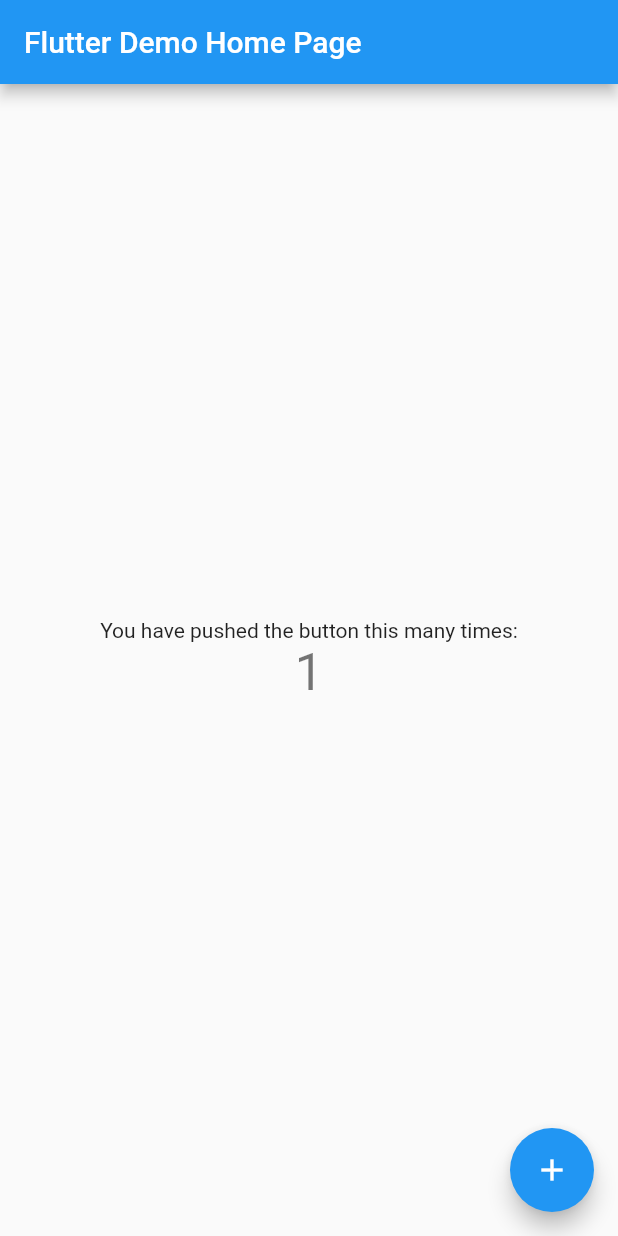
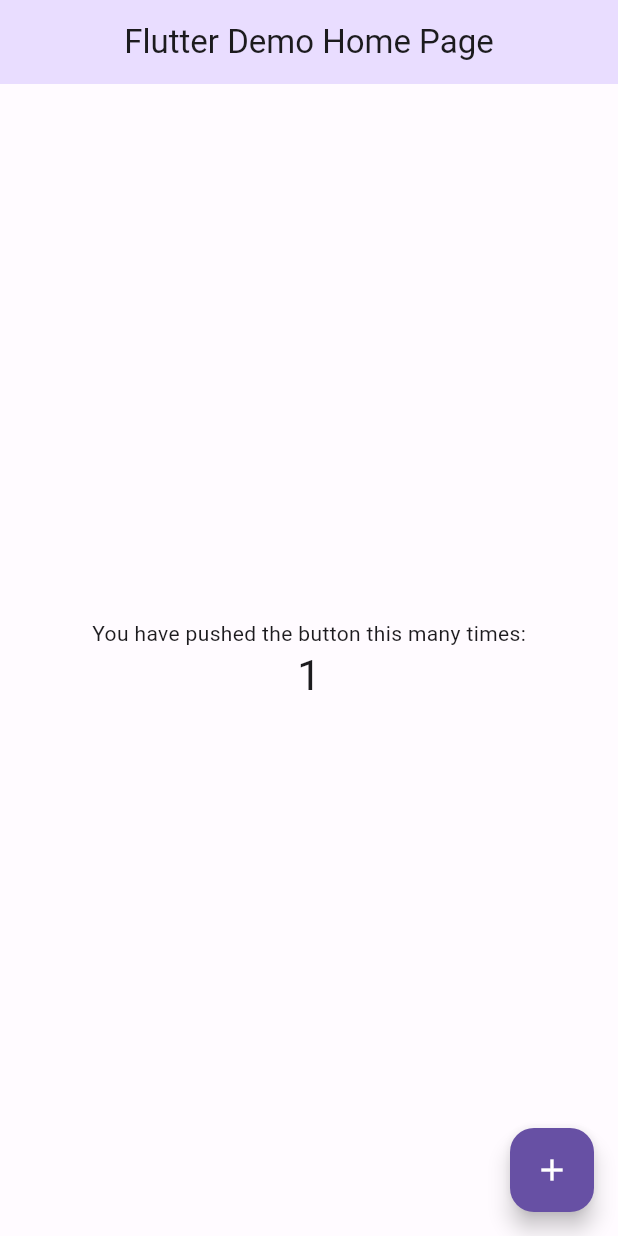
Before and after one commit to renansteles/listinha_flutterando, a Flutter app: the screen it shows after launch, after a tap on the "add" icon, on a phone screen of 412 x 824 dp. Run offline on Flutter 3.47's test engine with Material 2 defaults, Android fonts, the phone set to English and light mode, and no system bars.

Commit message:
fim aula 03

```diff
--- a/lib/main.dart
+++ b/lib/main.dart
@@ -1,45 +1,14 @@
 import 'package:flutter/material.dart';
-
+import 'package:listinha/src/app_widget.dart';
+import 'package:listinha/src/shared/themes/themes.dart';
+import 'src/shared/themes/color_schemes.g.dart';
 void main() {
-  runApp(const MyApp());
+  runApp(const AppWidget());
 }
 
-class MyApp extends StatelessWidget {
-  const MyApp({super.key});
-
-  // This widget is the root of your application.
-  @override
-  Widget build(BuildContext context) {
-    return MaterialApp(
-      title: 'Flutter Demo',
-      theme: ThemeData(
-        // This is the theme of your application.
-        //
-        // Try running your application with "flutter run". You'll see the
-        // application has a blue toolbar. Then, without quitting the app, try
-        // changing the primarySwatch below to Colors.green and then invoke
-        // "hot reload" (press "r" in the console where you ran "flutter run",
-        // or simply save your changes to "hot reload" in a Flutter IDE).
-        // Notice that the counter didn't reset back to zero; the application
-        // is not restarted.
-        primarySwatch: Colors.blue,
-      ),
-      home: const MyHomePage(title: 'Flutter Demo Home Page'),
-    );
-  }
-}
 
 class MyHomePage extends StatefulWidget {
   const MyHomePage({super.key, required this.title});
-
-  // This widget is the home page of your application. It is stateful, meaning
-  // that it has a State object (defined below) that contains fields that affect
-  // how it looks.
-
-  // This class is the configuration for the state. It holds the values (in this
-  // case the title) provided by the parent (in this case the App widget) and
-  // used by the build method of the State. Fields in a Widget subclass are
-  // always marked "final".
 
   final String title;
 
--- /dev/null
+++ b/lib/src/app_widget.dart
@@ -0,0 +1,22 @@
+
+import 'package:flutter/material.dart';
+
+import '../main.dart';
+import 'shared/themes/themes.dart';
+
+class AppWidget extends StatelessWidget {
+  const AppWidget({super.key});
+
+  // This widget is the root of your application.
+  @override
+  Widget build(BuildContext context) {
+    return MaterialApp(
+      title: 'Flutter Demo',
+      debugShowCheckedModeBanner: false,
+          theme: lightTheme,
+          darkTheme: darkTheme,
+
+      home: const MyHomePage(title: 'Flutter Demo Home Page'),
+    );
+  }
+}
--- /dev/null
+++ b/lib/src/shared/themes/themes.dart
@@ -0,0 +1,26 @@
+import 'package:flutter/material.dart';
+import 'package:listinha/src/shared/themes/color_schemes.g.dart';
+
+final darkTheme = ThemeData(
+            useMaterial3: true,
+            colorScheme: darkColorScheme,
+            appBarTheme: AppBarTheme(
+              centerTitle: true,
+              backgroundColor: darkColorScheme.primaryContainer,
+            ),
+);
+
+
+
+final lightTheme = ThemeData(
+            useMaterial3: true,
+            colorScheme: lightColorScheme,
+              appBarTheme: AppBarTheme(
+              centerTitle: true,
+              backgroundColor: lightColorScheme.primaryContainer,
+            ),
+            floatingActionButtonTheme: FloatingActionButtonThemeData(
+              backgroundColor: lightColorScheme.primary,
+              foregroundColor: Colors.white,
+            )
+          );
```
Also changed, not shown: lib/src/shared/themes/color_schemes.g.dart (added), 6 other files.
